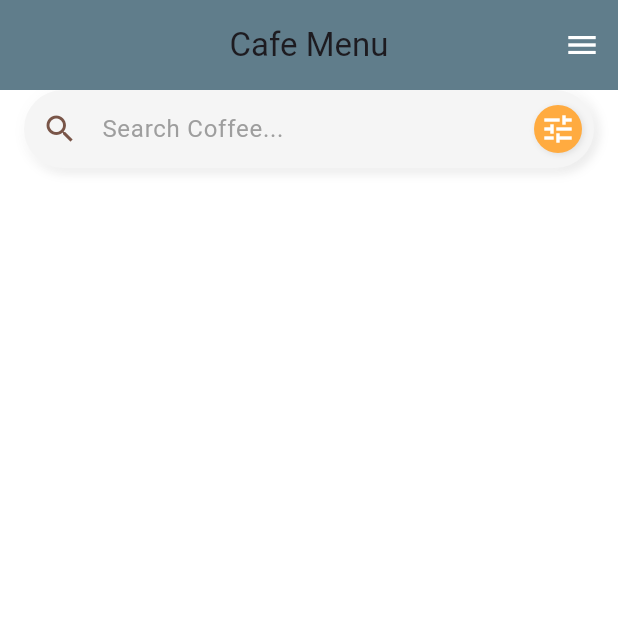
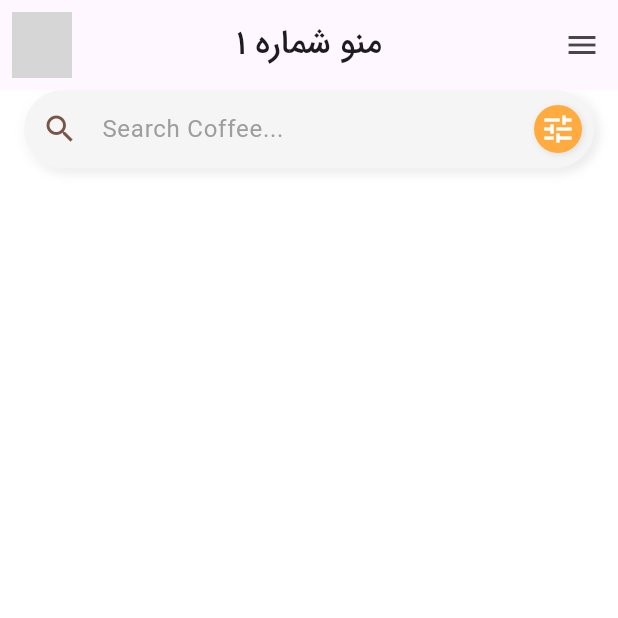
Before and after one commit to Welldone1993/cafe-menu, a Flutter app: the FirstMenuPageView screen opened by its route, on a phone screen of 412 x 824 dp, the top half of it. Run offline on Flutter 3.47's test engine with Material 3 defaults, Android fonts, the light colour scheme and no system bars; our stand-ins replace get, octo_image; statements that could not run were skipped; grey boxes are pictures that could not be loaded.

Commit message:
wip: app bar for menu

```diff
--- a/lib/cafe_menu_app.dart
+++ b/lib/cafe_menu_app.dart
@@ -14,6 +14,6 @@ class CafeMenu extends StatelessWidget {
           ...CafeMenuPages.routes,
         ],
         initialRoute: '/home',
-        debugShowCheckedModeBanner: true,
+        debugShowCheckedModeBanner: false,
       );
 }
--- /dev/null
+++ b/lib/lib/src/components/image_builder.dart
@@ -0,0 +1,85 @@
+import 'package:flutter/material.dart';
+import 'package:octo_image/octo_image.dart';
+
+class CustomImageBuilder extends StatelessWidget {
+  const CustomImageBuilder({
+    super.key,
+    // required this.folder,
+    required this.image,
+    this.fit,
+    this.height,
+    this.width,
+    this.isAvatar = false,
+  });
+
+  // final String folder;
+  final String image;
+  final BoxFit? fit;
+  final double? height;
+  final double? width;
+  final bool isAvatar;
+
+  @override
+  Widget build(BuildContext context) => isAvatar ? _avatar() : _image();
+
+  Widget _avatar() => OctoImage.fromSet(
+        width: width,
+        height: height,
+        fit: fit ?? BoxFit.fill,
+        image: ExactAssetImage(
+          image,
+        ),
+        // NetworkImage(
+        //   AppController().fullBaseUrl +
+        //       RepositoryUrls.getImage(
+        //         folder: folder,
+        //         image: image,
+        //       ),
+        // ),
+        octoSet: OctoSet.circleAvatar(
+          backgroundColor: Colors.transparent,
+          text: const SizedBox(),
+        ),
+      );
+
+  Widget _image() => OctoImage(
+        width: width,
+        height: height,
+        fit: fit ?? BoxFit.fill,
+        image: ExactAssetImage(
+          image,
+        ),
+        // NetworkImage(
+        //   AppController().fullBaseUrl +
+        //       RepositoryUrls.getImage(
+        //         folder: folder,
+        //         image: image,
+        //       ),
+        // ),
+        progressIndicatorBuilder: (context, progress) {
+          double? value;
+          var expectedBytes = progress?.expectedTotalBytes;
+
+          if (progress != null && expectedBytes != null) {
+            value = progress.cumulativeBytesLoaded / expectedBytes;
+          }
+          return Center(
+            child: Center(
+              child: CircularProgressIndicator(
+                value: value,
+                valueColor: const AlwaysStoppedAnimation<Color>(Colors.white70),
+              ),
+            ),
+          );
+        },
+        errorBuilder: (
+          context,
+          error,
+          stacktrace,
+        ) =>
+            const Icon(
+          Icons.error,
+          color: Colors.blueGrey,
+        ),
+      );
+}
--- a/lib/lib/src/components/scaffold.dart
+++ b/lib/lib/src/components/scaffold.dart
@@ -9,10 +9,12 @@ class CustomScaffold extends StatefulWidget {
     super.key,
     required this.body,
     this.showEndDrawer,
+    this.appbar,
   });
 
   final Widget body;
   final bool? showEndDrawer;
+  final AppBar? appbar;
 
   @override
   State<CustomScaffold> createState() => _CustomScaffoldState();
@@ -21,7 +23,7 @@ class CustomScaffold extends StatefulWidget {
 class _CustomScaffoldState extends State<CustomScaffold> {
   @override
   Widget build(BuildContext context) => Scaffold(
-        appBar: _appBarBody(context),
+        appBar: widget.appbar ?? _appBarBody(context),
         body: _body(),
         floatingActionButtonLocation: FloatingActionButtonLocation.startFloat,
         endDrawer: widget.showEndDrawer ?? false ? _endDrawerWidget() : null,
--- a/lib/lib/src/infrastructure/utils/constants.dart
+++ b/lib/lib/src/infrastructure/utils/constants.dart
@@ -1,6 +1,6 @@
 import 'package:flutter/material.dart';
 
-class Constants{
+class Constants {
   static const double tinySpace = 2;
   static const double smallSpace = 4;
   static const double mediumSpace = 8;
@@ -32,6 +32,9 @@ class Constants{
   static const EdgeInsetsDirectional giantPadding =
       EdgeInsetsDirectional.all(giantSpace);
 
+  static const String iranSansFont = 'IranSans';
+  static const String iranSansFaNumFont = 'IranSansFaNum';
+
   static width(
     final BuildContext context, {
     double? fraction,
--- a/lib/lib/src/pages/01_first_style/menu/view/first_menu_page_view.dart
+++ b/lib/lib/src/pages/01_first_style/menu/view/first_menu_page_view.dart
@@ -1,7 +1,9 @@
 import 'package:flutter/material.dart';
 import 'package:get/get.dart';
 
+import '../../../../components/image_builder.dart';
 import '../../../../components/scaffold.dart';
+import '../../../../infrastructure/utils/constants.dart';
 import '../controller/first_menu_controller.dart';
 import 'widget/search_field.dart';
 
@@ -12,16 +14,43 @@ class FirstMenuPageView extends GetView<FirstMenuController> {
   Widget build(BuildContext context) => CustomScaffold(
         body: _body(),
         showEndDrawer: true,
+        appbar: _appBar(context),
+      );
+
+  AppBar _appBar(BuildContext context) => AppBar(
+        leading: Padding(
+          padding: const EdgeInsets.all(8.0),
+          child: CustomImageBuilder(
+            image: 'assets/cake.jpg',
+            isAvatar: true,
+          ),
+        ),
+        toolbarHeight: 60,
+        title: Text(
+          'منو شماره 1',
+          style: TextStyle(
+            fontWeight: FontWeight.w500,
+            fontFamily: Constants.iranSansFaNumFont,
+          ),
+        ),
+        centerTitle: true,
+        actions: [
+          Builder(
+            builder: (BuildContext context) {
+              return IconButton(
+                icon: const Icon(
+                  Icons.menu,
+                ),
+                onPressed: () => Scaffold.of(context).openEndDrawer(),
+                tooltip: MaterialLocalizations.of(context).openAppDrawerTooltip,
+              );
+            },
+          )
+        ],
       );
 
   Widget _body() => Column(
         children: [
-          // CustomSearchField(
-          //   textController: TextEditingController(),
-          //   title: 'search',
-          //   hint: 'search text',
-          // ),
-          // Placeholder(),
           SearchBarWidget(
             textController: TextEditingController(),
             title: 'search',
--- a/lib/main.dart
+++ b/lib/main.dart
@@ -5,6 +5,5 @@ import 'cafe_menu_app.dart';
 void main() async {
   WidgetsFlutterBinding.ensureInitialized();
 
-
   runApp(const CafeMenu());
 }
```
Also changed, not shown: pubspec.yaml (+26 -1 lines), assets/fonts/iran_sans.ttf (added), assets/fonts/iran_sans_bold.ttf (added), assets/fonts/iran_sans_fa_num.ttf (added), assets/fonts/iran_sans_fa_num_bold.ttf (added), assets/fonts/iran_sans_fa_num_light.ttf (added), assets/fonts/iran_sans_fa_num_medium.ttf (added), assets/fonts/iran_sans_fa_num_ultra_light.ttf (added), assets/fonts/iran_sans_light.ttf (added), assets/fonts/iran_sans_medium.ttf (added), assets/fonts/iran_sans_ultra_light.ttf (added), lib/lib/src/pages/01_first_style/menu/img.png (added), pubspec.lock. Lines whose indentation alone changed are shown as unchanged.
